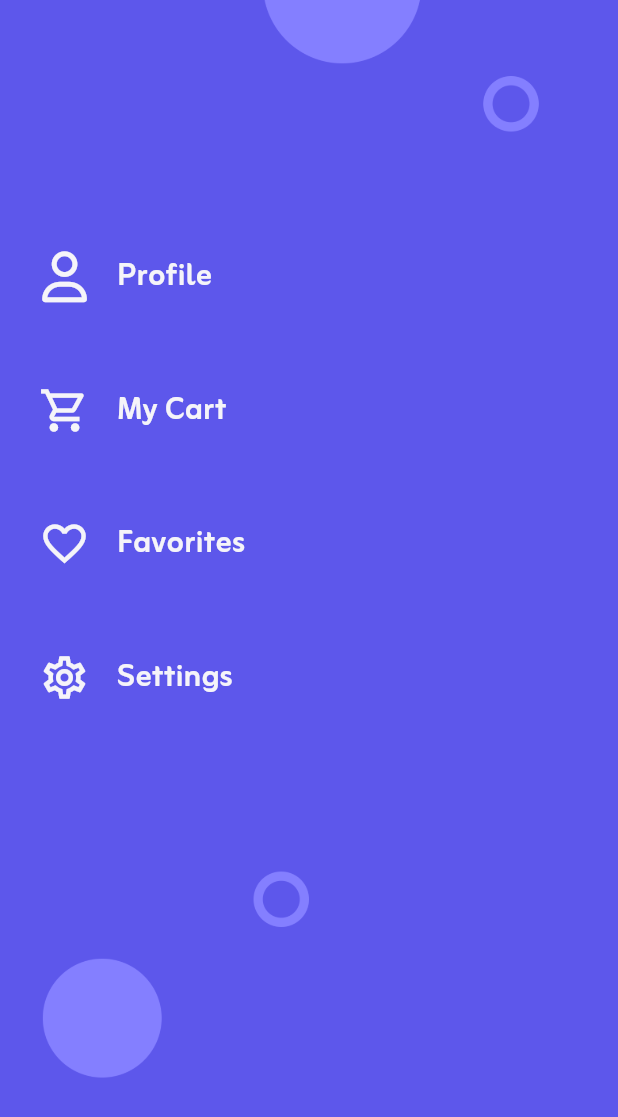
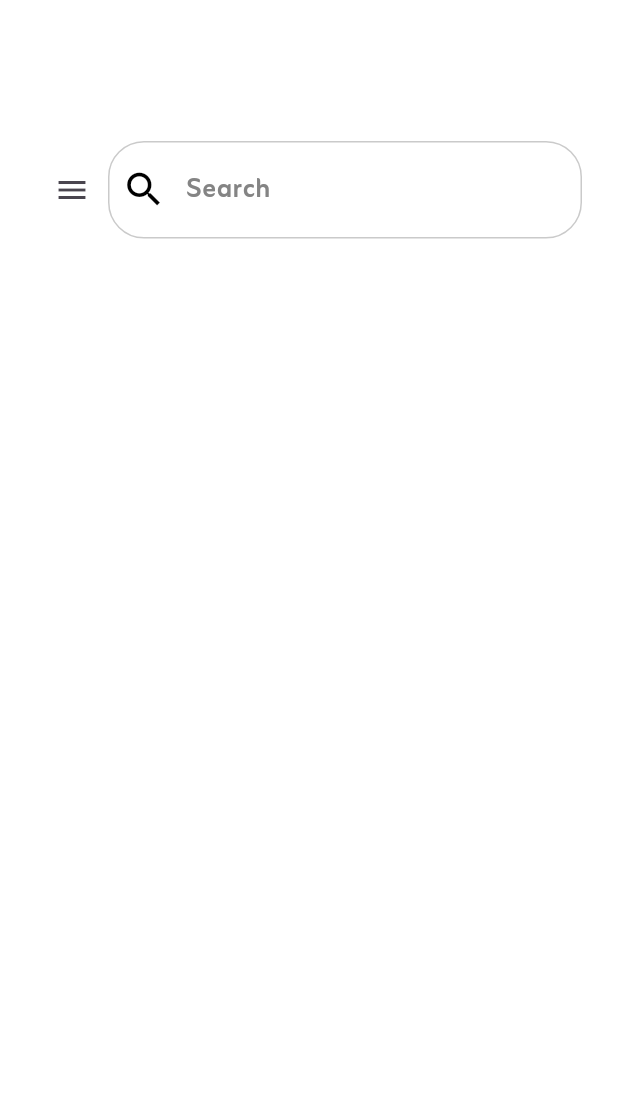
Before and after one commit to youssefhedefa/marketos, a Flutter app: the screen it shows after launch, on a phone screen of 412 x 824 dp. Shown: the top 1117 px of the screen. Run offline on Flutter 3.47's test engine with Material 3 defaults, Android fonts, the phone set to English and light mode, and no system bars; our stand-ins replace bloc, cloud_firestore, dartz, firebase_auth, firebase_core, firebase_storage and 4 more; accounts and stored records are empty.

Commit message:
Make the animation transaction of drawer, and custom search field

```diff
--- /dev/null
+++ b/lib/core/components/custom_search_field.dart
@@ -0,0 +1,73 @@
+import 'package:flutter/material.dart';
+import 'package:marketos/core/helpers/color_helper.dart';
+import 'package:marketos/core/helpers/font_style_helper.dart';
+
+class CustomSearchField extends StatelessWidget {
+  const CustomSearchField({super.key, this.onTap, this.controller, this.enabled, this.onChanged});
+
+  final void Function()? onTap;
+  final TextEditingController? controller;
+  final bool? enabled;
+  final void Function(String)? onChanged;
+
+  @override
+  Widget build(BuildContext context) {
+    return GestureDetector(
+      onTap: onTap,
+      child: TextField(
+        onChanged: onChanged,
+        controller: controller,
+        decoration: InputDecoration(
+          hintText: 'Search',
+          hintStyle: AppTextStyleHelper.font22DarkGreyBold,
+          enabled: enabled ?? false,
+          prefixIcon:const Icon(
+            Icons.search,
+            size: 30,
+            color: Colors.black,
+          ),
+          border: const OutlineInputBorder(
+            borderSide: BorderSide(
+              color: AppColorHelper.greyColor,
+            ),
+            borderRadius: BorderRadius.all(
+              Radius.circular(
+                24,
+              ),
+            ),
+          ),
+          focusedBorder: const OutlineInputBorder(
+            borderSide: BorderSide(
+              color: AppColorHelper.primaryColor,
+            ),
+            borderRadius: BorderRadius.all(
+              Radius.circular(
+                24,
+              ),
+            ),
+          ),
+          enabledBorder: const OutlineInputBorder(
+            borderSide: BorderSide(
+              color: AppColorHelper.greyColor,
+            ),
+            borderRadius: BorderRadius.all(
+              Radius.circular(
+                24,
+              ),
+            ),
+          ),
+          disabledBorder: const OutlineInputBorder(
+            borderSide: BorderSide(
+              color: AppColorHelper.greyColor,
+            ),
+            borderRadius: BorderRadius.all(
+              Radius.circular(
+                24,
+              ),
+            ),
+          ),
+        ),
+      ),
+    );
+  }
+}
--- a/lib/core/helpers/color_helper.dart
+++ b/lib/core/helpers/color_helper.dart
@@ -2,5 +2,8 @@ import 'package:flutter/material.dart';
 
 abstract class AppColorHelper{
   static const Color primaryColor = Color(0xff5D57EB);
+  static const Color lightPrimaryColor = Color(0xff6D68EC);
   static const Color whiteColor = Color(0xffF5F4F9);
+  static const Color greyColor = Color(0xffCACACA);
+  static const Color darkGreyColor = Color(0xff848484);
 }
--- a/lib/core/helpers/font_style_helper.dart
+++ b/lib/core/helpers/font_style_helper.dart
@@ -31,6 +31,13 @@ abstract class AppTextStyleHelper{
     fontFamily: 'Zain',
   );
 
+  static const TextStyle font22DarkGreyBold = TextStyle(
+    fontSize: 22,
+    fontWeight: AppFontWeightHelper.bold,
+    color: AppColorHelper.darkGreyColor,
+    fontFamily: 'Zain',
+  );
+
   static const TextStyle font26BlackBold = TextStyle(
     fontSize: 26,
     fontWeight: AppFontWeightHelper.bold,
--- a/lib/features/home/ui/home_view.dart
+++ b/lib/features/home/ui/home_view.dart
@@ -1,10 +1,116 @@
 import 'package:flutter/material.dart';
+import 'package:marketos/core/components/custom_search_field.dart';
+import 'package:marketos/core/helpers/color_helper.dart';
+import 'package:marketos/features/home/ui/widgets/custom_drawer.dart';
 
-class HomeView extends StatelessWidget {
+class HomeView extends StatefulWidget {
   const HomeView({super.key});
 
   @override
+  State<HomeView> createState() => _HomeViewState();
+}
+
+class _HomeViewState extends State<HomeView> with SingleTickerProviderStateMixin {
+
+  bool isDrawerOpen = false;
+
+  late AnimationController animationController;
+  late Animation scaleAnimation;
+
+  @override
+  void initState() {
+    animationController = AnimationController(
+      vsync: this,
+      duration: const Duration(milliseconds: 250),
+    )..addListener(() {
+      setState(() {});
+    });
+    scaleAnimation = Tween<double>(
+      begin: 0.0,
+      end: 1.0,
+    ).animate(
+      CurvedAnimation(
+        parent: animationController,
+        curve: Curves.easeInOut,
+      ),
+    );
+    super.initState();
+  }
+
+  @override
+  void dispose() {
+    animationController.dispose();
+    super.dispose();
+  }
+
+  @override
   Widget build(BuildContext context) {
-    return const Scaffold();
+    return Scaffold(
+      resizeToAvoidBottomInset: false,
+      extendBody: true,
+      body: Stack(
+        children: [
+          const CustomDrawer(),
+          Transform.translate(
+            offset: Offset(scaleAnimation.value * 260, 0),
+            child: Align(
+              alignment: Alignment.centerRight,
+              child: Container(
+                width: MediaQuery.sizeOf(context).width,
+                height: isDrawerOpen ? MediaQuery.sizeOf(context).height * 0.7 : MediaQuery.sizeOf(context).height,
+                decoration: BoxDecoration(
+                  color: Colors.white,
+                  borderRadius: isDrawerOpen ?  const BorderRadius.only(
+                    topLeft: Radius.circular(40),
+                    bottomLeft: Radius.circular(40),
+                  ) : null,
+                  boxShadow: const [
+                    BoxShadow(
+                      color: AppColorHelper.lightPrimaryColor,
+                      blurRadius: 0,
+                      spreadRadius: 5,
+                      offset: Offset(-40, 40),
+                    ),
+                  ],
+                ),
+                child: Padding(
+                  padding: const EdgeInsets.all(24.0),
+                  child: Column(
+                    children: [
+                      const SizedBox(
+                        height: 70,
+                      ),
+                      Row(
+                        children: [
+                          IconButton(
+                            onPressed: () {
+                              if(isDrawerOpen) {
+                                animationController.reverse();
+                                setState(() {
+                                  isDrawerOpen = !isDrawerOpen;
+                                });
+                              } else {
+                                animationController.forward();
+                                setState(() {
+                                  isDrawerOpen = !isDrawerOpen;
+                                });
+                              }
+                            },
+                            icon:  Icon(
+                               isDrawerOpen ? Icons.close :Icons.menu,
+                            ),
+                          ),
+                          const Expanded(child: CustomSearchField()),
+                        ],
+                      ),
+                    ],
+                  ),
+                ),
+              ),
+            ),
+          ),
+        ],
+      ),
+    );
   }
 }
--- a/lib/core/components/custom_drawer.dart
+++ b/lib/features/home/ui/widgets/custom_drawer.dart
@@ -1,8 +1,7 @@
 import 'package:flutter/material.dart';
 import 'package:font_awesome_flutter/font_awesome_flutter.dart';
-import 'package:marketos/core/components/custom_drawer_item.dart';
+import 'package:marketos/features/home/ui/widgets/custom_drawer_item.dart';
 import 'package:marketos/core/helpers/image_assets_helper.dart';
-
 
 class CustomDrawer extends StatelessWidget {
   const CustomDrawer({super.key});
@@ -10,6 +9,8 @@ class CustomDrawer extends StatelessWidget {
   @override
   Widget build(BuildContext context) {
     return Scaffold(
+      resizeToAvoidBottomInset: false,
+      backgroundColor: Colors.transparent,
       body: Container(
         decoration: const BoxDecoration(
           image: DecorationImage(
@@ -38,6 +39,14 @@ class CustomDrawer extends StatelessWidget {
               title: 'Settings',
               icon: Icons.settings_outlined,
             ),
+            Spacer(),
+            CustomDrawerItem(
+              title: 'Sign Out',
+              icon: Icons.logout,
+            ),
+            SizedBox(
+              height: 60,
+            ),
           ],
         ),
       ),
--- a/lib/marketos.dart
+++ b/lib/marketos.dart
@@ -1,6 +1,5 @@
 import 'package:flutter/material.dart';
-import 'package:marketos/core/components/custom_drawer.dart';
-import 'package:marketos/core/routing/routing_constants.dart';
+import 'package:marketos/features/home/ui/home_view.dart';
 import 'package:marketos/core/routing/routing_manager.dart';
 
 class Marketos extends StatelessWidget {
@@ -19,7 +18,7 @@ class Marketos extends StatelessWidget {
       ),
       // onGenerateRoute: appRoutingManager.onGenerateRoute,
       // initialRoute: AppRoutingConstants.splash,
-      home:const CustomDrawer(),
+      home:const HomeView(),
     );
   }
 }
```
Also changed, not shown: lib/features/home/ui/widgets/custom_drawer_item.dart (renamed from lib/core/components/custom_drawer_item.dart).
